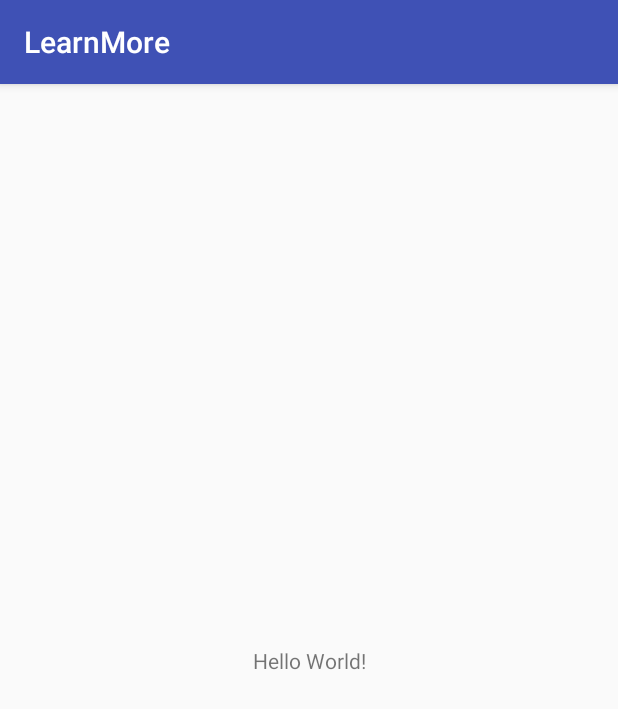
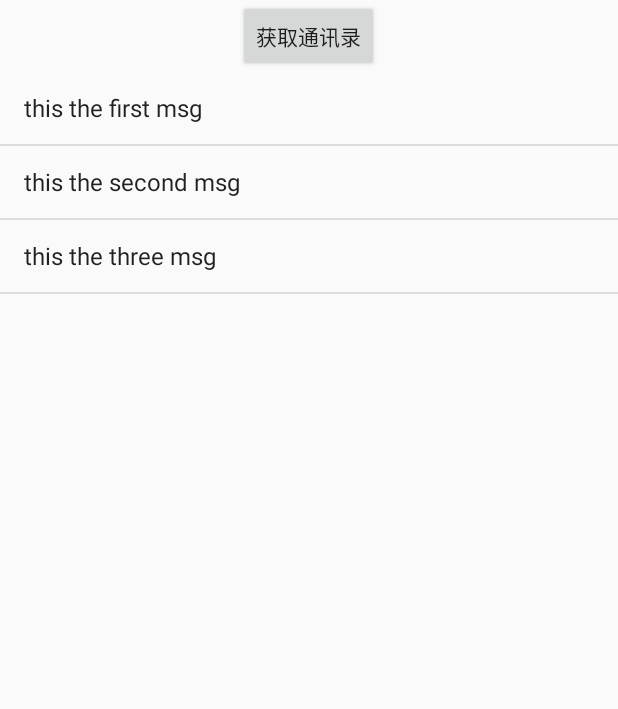
Before and after one commit to PeanutZhang/LearnMore, an Android app: the screen it shows after launch (MainActivity before the commit, PhoneBookActivity after it), on a phone screen of 412 x 824 dp. Shown: the top 709 px of the screen. Run offline under Robolectric (Android 15) with nearby library versions, the phone set to English and light mode, and no system bars; libraries missing offline, so code that uses them is left out: com.yanzhenjie.permission.

Commit message:
t通讯录学习初步

```diff
--- a/app/build.gradle
+++ b/app/build.gradle
@@ -27,4 +27,6 @@ dependencies {
     compile 'com.android.support:appcompat-v7:25.3.1'
     compile 'com.android.support.constraint:constraint-layout:1.0.2'
     testCompile 'junit:junit:4.12'
+
+    compile 'com.yanzhenjie:permission:1.0.8'
 }
--- a/app/src/main/java/com/jieyi/learnmore/MainActivity.java
+++ b/app/src/main/java/com/jieyi/learnmore/MainActivity.java
@@ -9,5 +9,8 @@ public class MainActivity extends AppCompatActivity {
     protected void onCreate(Bundle savedInstanceState) {
         super.onCreate(savedInstanceState);
         setContentView(R.layout.activity_main);
+
     }
+
+
 }
--- /dev/null
+++ b/app/src/main/java/com/jieyi/learnmore/PhoneBookActivity.java
@@ -0,0 +1,158 @@
+package com.jieyi.learnmore;
+
+import android.content.pm.PackageManager;
+import android.database.Cursor;
+import android.os.Build;
+import android.provider.ContactsContract;
+import android.support.annotation.NonNull;
+import android.support.annotation.RequiresApi;
+import android.support.v4.content.ContextCompat;
+import android.support.v7.app.AppCompatActivity;
+import android.os.Bundle;
+import android.util.Log;
+import android.view.View;
+import android.widget.AdapterView;
+import android.widget.ArrayAdapter;
+import android.widget.Button;
+import android.widget.ListView;
+import android.widget.Toast;
+
+import com.yanzhenjie.permission.AndPermission;
+import com.yanzhenjie.permission.PermissionListener;
+import com.yanzhenjie.permission.Rationale;
+import com.yanzhenjie.permission.RationaleListener;
+
+import java.util.ArrayList;
+import java.util.List;
+import java.util.jar.Manifest;
+
+public class PhoneBookActivity extends AppCompatActivity {
+
+    private ListView mlistview;
+    private Button btn_readcontact;
+    private ArrayList<String> mdatas;
+    private ArrayAdapter<String> madapter;
+
+    @Override
+    protected void onCreate(Bundle savedInstanceState) {
+        super.onCreate(savedInstanceState);
+        setContentView(R.layout.activity_phone_book);
+
+           initView();
+    }
+
+    private void initView() {
+
+        btn_readcontact = (Button) findViewById(R.id.btn_readcontacts);
+        mlistview = (ListView) findViewById(R.id.mlistview);
+        mdatas = new ArrayList<>();
+        mdatas.add("this the first msg");
+        mdatas.add("this the second msg");
+        mdatas.add("this the three msg");
+
+        madapter = new ArrayAdapter<String>(this, android.R.layout.simple_list_item_1, mdatas);
+        mlistview.setAdapter(madapter);
+       btn_readcontact.setOnClickListener(new View.OnClickListener() {
+           @RequiresApi(api = Build.VERSION_CODES.M)
+           @Override
+           public void onClick(View v) {
+               Log.e("zyh","onClick is going------------------");
+//               AndPermission.with(PhoneBookActivity.this)
+//                       .requestCode(10)
+//                       .permission(android.Manifest.permission.READ_CONTACTS)
+//                       .rationale(new RationaleListener() {
+//                           @Override
+//                           public void showRequestPermissionRationale(int requestCode, Rationale rationale) {
+//
+//                               AndPermission.rationaleDialog(PhoneBookActivity.this, rationale).show();
+//                           }
+//                       })
+//                       .callback(new PermissionListener() {
+//                           @Override
+//                           public void onSucceed(int requestCode, @NonNull List<String> grantPermissions) {
+//                               readContacts();
+//                           }
+//
+//                           @Override
+//                           public void onFailed(int requestCode, @NonNull List<String> deniedPermissions) {
+//
+//                           }
+//                       })
+//                       .start();
+
+               if(ContextCompat.checkSelfPermission(getBaseContext(), android.Manifest.permission.READ_CONTACTS) != PackageManager.PERMISSION_GRANTED){
+                   Log.e("zyh","没有联系人权限执行了-------------");
+                       requestPermissions(new String[]{android.Manifest.permission.READ_CONTACTS},1);
+
+               }else {
+                   Log.e("zyh","有联系人权限执行了-------------");
+                   readContacts();
+               }
+
+           }
+       });
+
+
+         mlistview.setOnItemClickListener(new AdapterView.OnItemClickListener() {
+             @Override
+             public void onItemClick(AdapterView<?> parent, View view, int position, long id) {
+                 Toast.makeText(PhoneBookActivity.this,"点击了"+mdatas.get(position),Toast.LENGTH_SHORT).show();
+             }
+         });
+    }
+
+   private void  readContacts(){
+
+
+       try {
+           Cursor cursor = getContentResolver().query(ContactsContract.CommonDataKinds.Phone.CONTENT_URI,null,null,null,null);
+           Log.e("zyh","cursou==null is going-----" );
+           if(cursor==null){
+           }
+           Log.e("zyh","cursor.getColumnCount()-----"+cursor.getCount());
+
+           int index =0;
+           if(cursor.getCount()<0 || cursor.getCount()==0){
+               Toast.makeText(PhoneBookActivity.this,"您拒绝了读取联系人权限，是否重新开启",Toast.LENGTH_LONG).show();
+               return;
+           }
+           while (cursor.moveToNext()){
+
+               String phoneName = cursor.getString(cursor.getColumnIndex(ContactsContract.CommonDataKinds.Phone.DISPLAY_NAME));
+               String number = cursor.getString(cursor.getColumnIndex(ContactsContract.CommonDataKinds.Phone.NUMBER));
+
+               mdatas.add("No."+(++index)+": "+phoneName+"\r\n"+number);
+
+           }
+       } catch (Exception e) {
+          // e.printStackTrace();
+           Log.e("zyh","-----try catch is going -------");
+           Toast.makeText(PhoneBookActivity.this,"您拒绝了读取联系人权限，是否重新开启",Toast.LENGTH_LONG).show();
+       }
+
+
+            madapter.notifyDataSetChanged();
+
+   }
+
+
+    @Override
+    public void onRequestPermissionsResult(int requestCode, @NonNull String[] permissions, @NonNull int[] grantResults) {
+
+        if(requestCode == 1){
+
+            if(permissions.length>0 && grantResults[0]==PackageManager.PERMISSION_GRANTED){
+                Log.e("zyh","授予访问联系人权限执行了-------------");
+                readContacts();
+            }else {
+                Log.e("zyh","绝了访问通讯录权限权限执行了-------------");
+                Toast.makeText(this,"您拒绝了访问通讯录权限",Toast.LENGTH_SHORT).show();
+            }
+
+
+
+        }
+
+
+    }
+}
--- /dev/null
+++ b/app/src/main/res/layout/activity_phone_book.xml
@@ -0,0 +1,22 @@
+<?xml version="1.0" encoding="utf-8"?>
+<RelativeLayout xmlns:android="http://schemas.android.com/apk/res/android"
+    xmlns:app="http://schemas.android.com/apk/res-auto"
+    xmlns:tools="http://schemas.android.com/tools"
+    android:layout_width="match_parent"
+    android:layout_height="match_parent"
+    tools:context="com.jieyi.learnmore.PhoneBookActivity">
+ <Button
+     android:layout_centerHorizontal="true"
+     android:text="获取通讯录"
+     android:id="@+id/btn_readcontacts"
+     android:layout_width="wrap_content"
+     android:layout_height="wrap_content" />
+    <ListView
+        android:id="@+id/mlistview"
+        android:layout_below="@+id/btn_readcontacts"
+        android:layout_width="match_parent"
+        android:layout_height="match_parent">
+
+    </ListView>
+
+</RelativeLayout>
--- a/app/src/main/res/values/styles.xml
+++ b/app/src/main/res/values/styles.xml
@@ -1,7 +1,7 @@
 <resources>
 
     <!-- Base application theme. -->
-    <style name="AppTheme" parent="Theme.AppCompat.Light.DarkActionBar">
+    <style name="AppTheme" parent="Theme.AppCompat.Light.NoActionBar">
         <!-- Customize your theme here. -->
         <item name="colorPrimary">@color/colorPrimary</item>
         <item name="colorPrimaryDark">@color/colorPrimaryDark</item>
```
Also changed, not shown: app/src/main/AndroidManifest.xml (+6 -1 lines).
